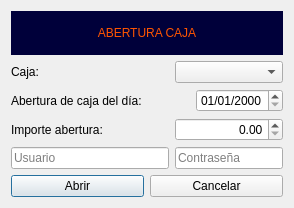
Above: TPV/frmabrircaja.ui from arcnexus/RedFoX before the change. Below: the same form after it.
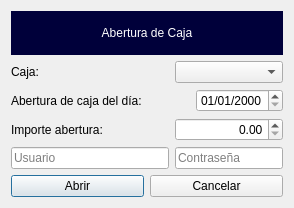
That is the form after the change. Icons and pictures are not drawn.

The edit to the form file:
```diff
--- a/TPV/frmabrircaja.ui
+++ b/TPV/frmabrircaja.ui
@@ -111,11 +111,11 @@
     <widget class="QLabel" name="label_4">
      <property name="styleSheet">
       <string notr="true">font: 14pt &quot;Sans Serif&quot;;
-color: rgb(255, 85, 0);
+color: rgb(255, 255, 255);
 background-color: rgb(0, 0, 58);</string>
      </property>
      <property name="text">
-      <string>ABERTURA CAJA</string>
+      <string>Abertura de Caja</string>
      </property>
      <property name="alignment">
       <set>Qt::AlignCenter</set>
```
